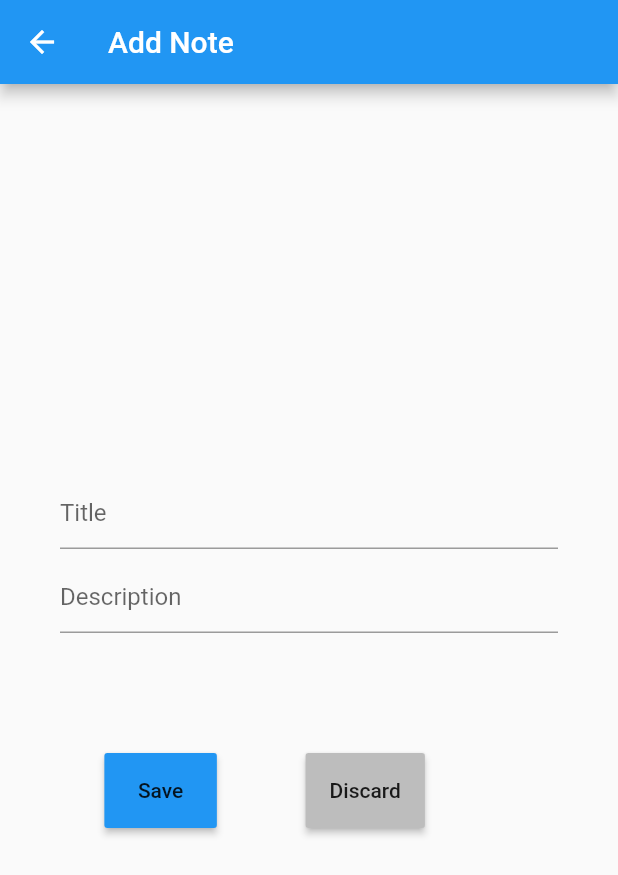
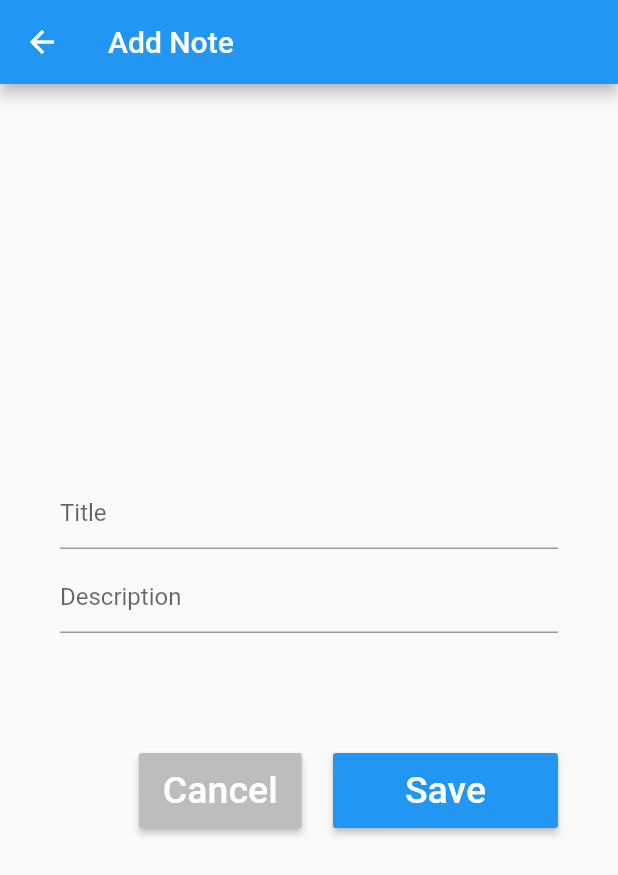
Before and after one commit to Batman08/ListApp, a Flutter app: the NoteViewPage screen opened directly, on a phone screen of 412 x 824 dp. Shown: the top 875 px of the screen. Run offline on Flutter 3.47's test engine with Material 2 defaults, Android fonts, the phone set to English and light mode, and no system bars; our stand-ins replace sqflite; accounts and stored records are empty.

Commit message:
changed layout and style of the edit note page

```diff
--- a/lib/Helpers/StringHelpers.dart
+++ b/lib/Helpers/StringHelpers.dart
@@ -20,7 +20,7 @@ class StringHelpers {
   static const editPageTitleHint = 'Title';
   static const editPageDescriptioneHint = 'Description';
   static const editPageSave = 'Save';
-   static const editPageDiscardNote = 'Discard';
+   static const editPageDiscardNote = 'Cancel';
   static const editPageDiscard = 'Discard Changes';
   static const editPageDelete = 'Delete';
   static const editPageCancel = 'Cancel';
--- a/lib/Pages/NoteViewPage.dart
+++ b/lib/Pages/NoteViewPage.dart
@@ -62,9 +62,52 @@ class _NoteViewPageState extends State<NoteViewPage> {
               height: 70,
             ),
             Row(
-              mainAxisAlignment: MainAxisAlignment.spaceEvenly,
+              mainAxisAlignment: MainAxisAlignment.end,
               children: <Widget>[
-                EditNoteButtons(StringHelpers.editPageSave, Colors.blue, () {
+                widget.noteMode == NoteMode.Editing
+                    ? Padding(
+                        padding: const EdgeInsets.only(right: 20.8),
+                        child: EditNoteButtons(
+                            StringHelpers.editPageDelete, Colors.red, 100,
+                            () async {
+                          setState(() {
+                            NoteProvider.deleteNote(
+                              widget.note[StringHelpers.databaseID],
+                            );
+                          });
+                          Navigator.pop(context);
+                        }),
+                      )
+                    : Container(),
+                Container(
+                  height: 70,
+                ),
+                widget.noteMode == NoteMode.Adding
+                    ? Padding(
+                        padding: const EdgeInsets.only(right: 20.8),
+                        child: EditNoteButtons(
+                            StringHelpers.editPageDiscardNote,
+                            Colors.grey.shade400,
+                            100, () {
+                          Navigator.pop(context);
+                        }),
+                      )
+                    : Container(),
+
+
+                /*EditNoteButtons(
+                    StringHelpers.editPageDiscard,
+                    Colors.grey.shade400, () {
+                  Navigator.pop(context);
+                })*/
+
+                Container(
+                  height: 70,
+                ),
+                Padding(
+                  padding: const EdgeInsets.only(right: 0.0),
+                  child: EditNoteButtons(
+                      StringHelpers.editPageSave, Colors.blue, 150, () {
                     final title = _titleEditingController.text;
                     final description = _descriptionEditingController.text;
 
@@ -90,37 +133,7 @@ class _NoteViewPageState extends State<NoteViewPage> {
                     }
                     Navigator.pop(context);
                   }),
-                Container(
-                  height: 70,
                 ),
-                widget.noteMode == NoteMode.Adding ?
-                EditNoteButtons(
-                    StringHelpers.editPageDiscardNote,
-                    Colors.grey.shade400, () {
-                  Navigator.pop(context);
-                }
-                ):EditNoteButtons(
-                    StringHelpers.editPageDiscard,
-                    Colors.grey.shade400, () {
-                  Navigator.pop(context);
-                }),
-                Container(
-                  height: 70,
-                ),
-                widget.noteMode == NoteMode.Editing
-                    ? Padding(
-                        padding: const EdgeInsets.all(8.0),
-                        child: EditNoteButtons(
-                            StringHelpers.editPageDelete, Colors.red, () async {
-                           setState(() {
-                            NoteProvider.deleteNote(
-                              widget.note[StringHelpers.databaseID],
-                            );
-                           });
-                          Navigator.pop(context);
-                        }),
-                      )
-                    : Container(),
               ],
             ),
           ],
@@ -134,18 +147,20 @@ class EditNoteButtons extends StatelessWidget {
   final String _text;
   final Color _color;
   final Function _onPressed;
+  final double _width;
 
-  EditNoteButtons(this._text, this._color, this._onPressed);
+  EditNoteButtons(this._text, this._color, this._width, this._onPressed);
 
   @override
   Widget build(BuildContext context) {
     return MaterialButton(
       onPressed: _onPressed,
       child: Text(
-        _text,
+        _text, style: TextStyle(fontSize: 25, color: Colors.white),
         // style: TextStyle(color: Colors.white),
       ),
-      minWidth: 75,
+      minWidth: _width,
+      /*minWidth: 75,*/
       height: 50,
       color: _color,
     );
```
Lines whose indentation alone changed are shown as unchanged.
